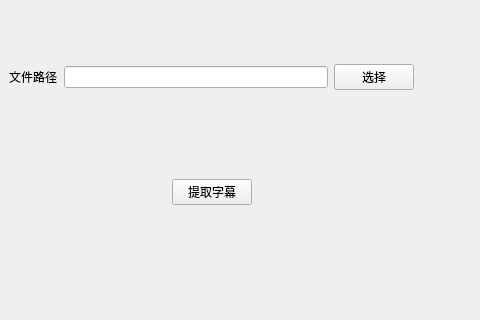
This is ui_files/main.ui in woshimanong1990/auto_add_subtitle as Qt 5 draws it before an edit; both pictures show x 0 to 480 and y 164 to 484 of the 833 by 484 pixel window. The edited form follows.
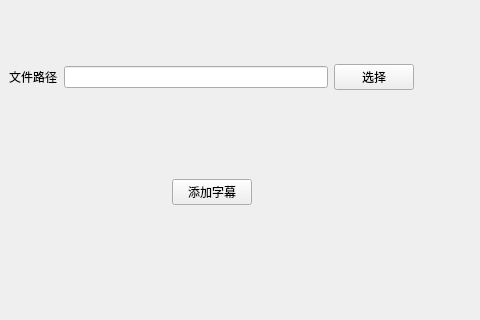
This is the edited form.

What changed in the file:
```diff
--- a/ui_files/main.ui
+++ b/ui_files/main.ui
@@ -83,7 +83,7 @@
         <item>
          <widget class="QPushButton" name="pushButton_5">
           <property name="text">
-           <string>提取字幕</string>
+           <string>添加字幕</string>
           </property>
          </widget>
         </item>
```
